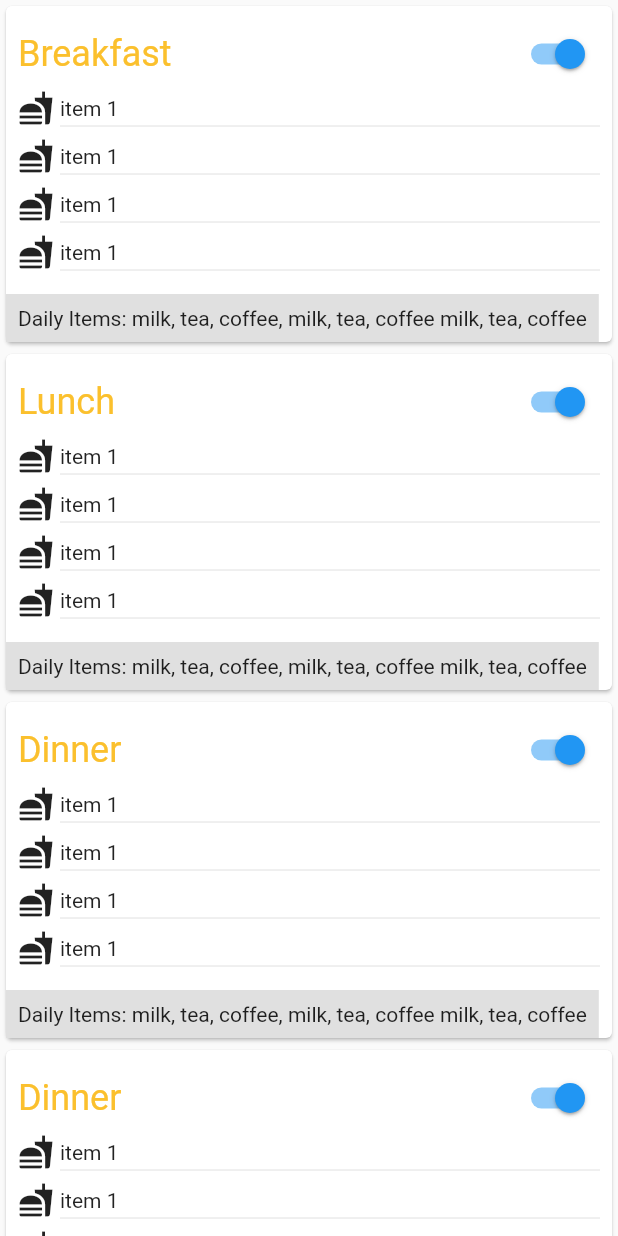
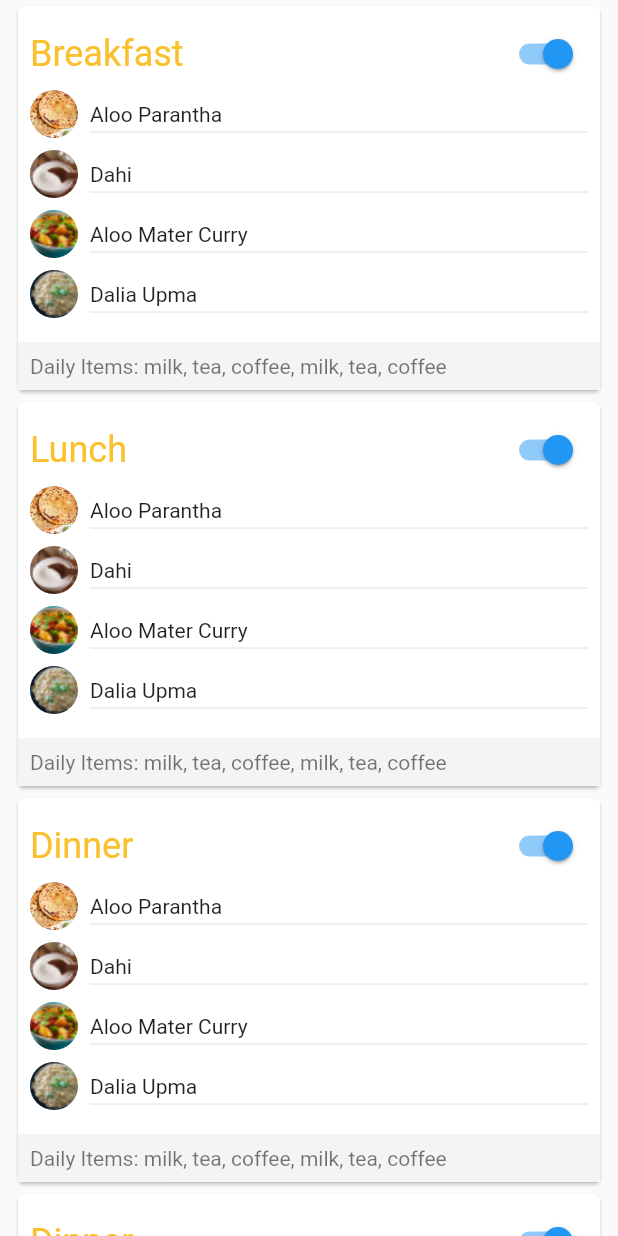
Before and after one commit to mdgspace/appetizer-flutter, a Flutter app: the Menu widget shown alone on an empty page, opened directly, on a phone screen of 412 x 824 dp. Run offline on Flutter 3.47's test engine with Material 2 defaults, Android fonts, the phone set to English and light mode, and no system bars; our stand-ins replace flare_flutter, flutter_calendar_carousel.

Commit message:
ptch: colors, padding, circle avatar

```diff
--- a/lib/Home.dart
+++ b/lib/Home.dart
@@ -1,7 +1,10 @@
 import 'package:flutter/material.dart';
 import "colors.dart";
 import 'HorizontalDatePicker.dart';
-import 'package:flutter_calendar_carousel/flutter_calendar_carousel.dart' show CalendarCarousel;
+import 'MainScreen.dart';
+
+import 'package:flutter_calendar_carousel/flutter_calendar_carousel.dart'
+    show CalendarCarousel;
 
 void main() => runApp(MyApp());
 
@@ -9,7 +12,13 @@ class MyApp extends StatelessWidget {
   // This widget is the root of your application.
   @override
   Widget build(BuildContext context) {
-    return MaterialApp(theme: ThemeData(primaryColor: appiBrown), home: Home());
+    return MaterialApp(
+        theme: ThemeData(
+          primaryColor: appiPrimary,
+          accentColor: appiAccent,
+
+        ),
+        home: Home());
   }
 }
 
@@ -25,16 +34,13 @@ class _MyHomeState extends State<Home> {
   String _enrollment = "18114003";
   String version = "v1.5.6r";
 
-
-
   @override
   Widget build(BuildContext context) {
-
     return Scaffold(
       resizeToAvoidBottomPadding: false,
       appBar: AppBar(
         title: Center(child: Text("Mess Menu")),
-        backgroundColor: Colors.brown,
+
         elevation: 0,
         actions: <Widget>[
           Padding(
@@ -44,7 +50,6 @@ class _MyHomeState extends State<Home> {
         ],
       ),
       body: Column(
-
         children: <Widget>[
           HorizontalDatePicker(),
           Flexible(
@@ -206,136 +211,3 @@ class _MyHomeState extends State<Home> {
     );
   }
 }
-
-class Menu extends StatefulWidget {
-  @override
-  _MenuState createState() => _MenuState();
-}
-
-class _MenuState extends State<Menu> {
-
-  final _testMap = {
-    Icon(Icons.fastfood) : "item 1",
-    Icon(Icons.fastfood) : "item 1",
-    Icon(Icons.fastfood) : "item 1",
-    Icon(Icons.fastfood) : "item 1",
-  };
-
-  final _testDailyItems = "milk, tea, coffee, milk, tea, coffee milk, tea, coffee";
-
-  @override
-  Widget build(BuildContext context) {
-    return Column(
-      crossAxisAlignment: CrossAxisAlignment.start,
-      children: <Widget>[
-        MenuCard('Breakfast', _testMap,
-            _testDailyItems),
-        MenuCard('Lunch', _testMap,
-            _testDailyItems),
-        MenuCard('Dinner', _testMap,
-            _testDailyItems),
-        MenuCard('Dinner', _testMap,
-            _testDailyItems),
-      ],
-    );
-  }
-}
-
-class MenuCard extends StatefulWidget {
-  final String title;
-  final Map<Icon, String> menuItems;
-  final String dailyItems;
-
-
-
-  MenuCard(this.title, this.menuItems, this.dailyItems);
-
-  @override
-  _MenuCardState createState() => _MenuCardState();
-}
-
-class _MenuCardState extends State<MenuCard> {
-
-  bool enabled = true;
-  bool outdated = false;
-
-  List<Widget> _itemWidgetList() {
-    List<Widget> list = [];
-    widget.menuItems.forEach((icon, string){
-      list.add(_menuListItem(string, icon));
-    });
-    return list;
-  }
-
-  @override
-  Widget build(BuildContext context) {
-    return Card(
-        child: Column(
-      crossAxisAlignment: CrossAxisAlignment.start,
-      children: <Widget>[
-        Padding(
-          padding: const EdgeInsets.all(8.0),
-          child: Column(
-            crossAxisAlignment: CrossAxisAlignment.start,
-            children: <Widget>[
-              Row(
-                children: <Widget>[
-                  Expanded(
-                    child: Text(
-                      widget.title,
-                      style: TextStyle(color: Colors.yellow[700], fontSize: 24),
-                    ),
-                  ),
-                  outdated ? Icon(Icons.comment): Switch(value: enabled, onChanged: (value){
-                    setState(() {
-                      value = enabled;
-                    });
-                  }),
-                ],
-              ),
-              Column(
-                children: _itemWidgetList(),
-              ),
-            ],
-          ),
-        ),
-        Container(
-            color: Colors.grey[300],
-            child: Padding(
-              padding: const EdgeInsets.all(8.0),
-              child: Text(
-                'Daily Items: ${widget.dailyItems}',
-              ),
-            ))
-      ],
-    ));
-  }
-
-  Widget _menuListItem(String itemName, Icon foodIcon) {
-    return Row(
-      crossAxisAlignment: CrossAxisAlignment.center,
-      children: <Widget>[
-        Container(
-          padding: EdgeInsets.only(right: 4.0),
-          child: Column(
-            children: <Widget>[
-              foodIcon,
-              SizedBox(height: 8.0,)
-            ],
-          ),
-        ),
-        Expanded(
-          child: Column(
-            mainAxisAlignment: MainAxisAlignment.center,
-            mainAxisSize: MainAxisSize.min,
-            crossAxisAlignment: CrossAxisAlignment.start,
-            children: <Widget>[
-              Text(itemName),
-              Divider(height: 8.0,),
-            ],
-          ),
-        ),
-      ],
-    );
-  }
-}
--- /dev/null
+++ b/lib/MainScreen.dart
@@ -0,0 +1,168 @@
+
+import 'package:flutter/material.dart';
+import "colors.dart";
+import 'HorizontalDatePicker.dart';
+
+class Menu extends StatefulWidget {
+  @override
+  _MenuState createState() => _MenuState();
+}
+
+class _MenuState extends State<Menu> {
+
+  static final double _radius = 16;
+
+  final _testMap = {
+    CircleAvatar(
+      radius: _radius,
+      backgroundImage: AssetImage("assets/images/Group.png")
+    ): "Aloo Parantha",
+    CircleAvatar(
+      radius: _radius,
+      backgroundImage: AssetImage("assets/images/yogurt-dahi.png"),
+    ): "Dahi",
+    CircleAvatar(
+      radius: _radius,
+      backgroundImage: AssetImage("assets/images/alumatar.png"),
+    ): "Aloo Mater Curry",
+    CircleAvatar(
+      radius: _radius,
+      backgroundImage: AssetImage("assets/images/daliya-upma.png"),
+    ): "Dalia Upma",
+  };
+
+  final _testDailyItems =
+      "milk, tea, coffee, milk, tea, coffee";
+
+  @override
+  Widget build(BuildContext context) {
+    return Column(
+      crossAxisAlignment: CrossAxisAlignment.start,
+      children: <Widget>[
+        MenuCard('Breakfast', _testMap, _testDailyItems),
+        MenuCard('Lunch', _testMap, _testDailyItems),
+        MenuCard('Dinner', _testMap, _testDailyItems),
+        MenuCard('Dinner', _testMap, _testDailyItems),
+      ],
+    );
+  }
+}
+
+class MenuCard extends StatefulWidget {
+  final String title;
+  final Map<CircleAvatar, String> menuItems;
+  final String dailyItems;
+
+  MenuCard(this.title, this.menuItems, this.dailyItems);
+
+  @override
+  _MenuCardState createState() => _MenuCardState();
+}
+
+class _MenuCardState extends State<MenuCard> {
+  bool enabled = true;
+  bool outdated = false;
+
+  List<Widget> _itemWidgetList() {
+    List<Widget> list = [];
+    widget.menuItems.forEach((icon, string) {
+      list.add(_menuListItem(string, icon));
+    });
+    return list;
+  }
+
+  @override
+  Widget build(BuildContext context) {
+    return Card(
+
+        margin: EdgeInsets.fromLTRB(12, 4, 12, 4),
+        elevation: 1,
+        child: Column(
+          crossAxisAlignment: CrossAxisAlignment.start,
+          children: <Widget>[
+            Padding(
+              padding: const EdgeInsets.all(8.0),
+              child: Column(
+                crossAxisAlignment: CrossAxisAlignment.start,
+                children: <Widget>[
+                  Row(
+                    children: <Widget>[
+                      Expanded(
+                        child: Text(
+                          widget.title,
+                          style: TextStyle(color: Colors.yellow[700], fontSize: 24),
+                        ),
+                      ),
+                      outdated
+                          ? Icon(Icons.comment)
+                          : Switch(
+                          value: enabled,
+                          onChanged: (value) {
+                            setState(() {
+                              value = enabled;
+                            });
+                          }),
+                    ],
+                  ),
+                  Column(
+                    children: _itemWidgetList(),
+                  ),
+                ],
+              ),
+            ),
+            Row(
+              children: <Widget>[
+                Expanded(
+                  child: Container(
+                      color: Color(0xffF4F4F4),
+                      child: Padding(
+                        padding: const EdgeInsets.all(8.0),
+                        child: Text(
+
+                          'Daily Items: ${widget.dailyItems}', style: TextStyle(color: Color.fromRGBO(0, 0, 0, .54), fontFamily: "Roboto"),
+                        ),
+                      )),
+                ),
+              ],
+            )
+          ],
+        ));
+  }
+
+  Widget _menuListItem(String itemName, CircleAvatar foodIcon) {
+    return Row(
+      crossAxisAlignment: CrossAxisAlignment.center,
+      children: <Widget>[
+        Container(
+          padding: EdgeInsets.only(right: 4.0),
+          child: Column(
+            children: <Widget>[
+              foodIcon,
+              SizedBox(
+                height: 8.0,
+              )
+            ],
+          ),
+        ),
+        Expanded(
+          child: Container(
+            padding: EdgeInsets.only(left: 4.0),
+            child: Column(
+              mainAxisAlignment: MainAxisAlignment.center,
+              mainAxisSize: MainAxisSize.min,
+              crossAxisAlignment: CrossAxisAlignment.start,
+              children: <Widget>[
+                Text(itemName, style: TextStyle(
+                  fontFamily: "Roboto"
+                ),),
+                Divider(
+                  height: 8.0,
+                ),
+              ],
+            ),
+          ),
+        ),
+      ],
+    );
+  }
+}
--- a/lib/colors.dart
+++ b/lib/colors.dart
@@ -4,3 +4,12 @@ final appiYellow = const Color.fromRGBO(255, 193, 7, 1);
 final appiBrown = const Color.fromRGBO(47, 35, 28, 1);
 final appiRed = const Color.fromRGBO(235, 87, 87, 1);
 final appidarkgrey = const Color.fromRGBO(189, 189, 189, 1);
+
+
+final appiPrimaryDark = const Color(0xFF795548);
+final appiPrimary = const Color(0xFF795548);
+final appiAccent = const Color(0xFFFFC107);
+final appiBrownColor = const Color(0xFFA16938);
+final appiGrey = const Color(0xFFBDBDBD);
+final appiYellowLogo = const Color(0xffF6BA18);
+final appiMenuText = const Color(0xff333333);
```
Also changed, not shown: assets/images/Group.png (added), assets/images/alumatar.png (added), assets/images/daliya-upma.png (added), assets/images/yogurt-dahi.png (added), pubspec.lock.
